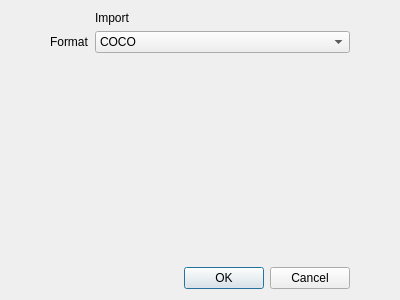
Above: src/core/importdialog.ui from OceanEye-Project/OceanEye-QT before the change. Below: the same form after it.
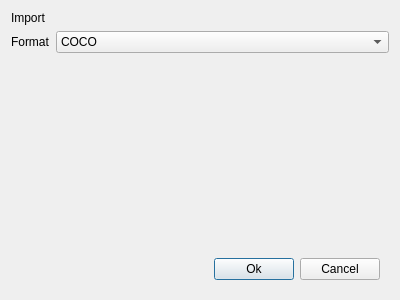
That is the form after the change.

What changed in the file:
```diff
--- a/src/core/importdialog.ui
+++ b/src/core/importdialog.ui
@@ -13,41 +13,31 @@
   <property name="windowTitle">
    <string>Export</string>
   </property>
-  <layout class="QFormLayout" name="formLayout">
-   <property name="fieldGrowthPolicy">
-    <enum>QFormLayout::FieldGrowthPolicy::ExpandingFieldsGrow</enum>
-   </property>
-   <property name="leftMargin">
-    <number>50</number>
-   </property>
-   <property name="rightMargin">
-    <number>50</number>
-   </property>
-   <item row="0" column="1">
-    <widget class="QLabel" name="exportCount">
+  <layout class="QVBoxLayout" name="verticalLayout">
+   <item>
+    <widget class="QLabel" name="label">
+     <property name="sizePolicy">
+      <sizepolicy hsizetype="Preferred" vsizetype="Fixed">
+       <horstretch>0</horstretch>
+       <verstretch>0</verstretch>
+      </sizepolicy>
+     </property>
      <property name="text">
       <string>Import</string>
      </property>
     </widget>
    </item>
-   <item row="1" column="0">
-    <widget class="QLabel" name="label_2">
+   <item>
+    <layout class="QFormLayout" name="formLayout">
+     <item row="0" column="0">
+      <widget class="QLabel" name="formatLabel">
      <property name="text">
       <string>Format</string>
      </property>
-     <property name="buddy">
-      <cstring>formatCombo</cstring>
-     </property>
-    </widget>
-   </item>
-   <item row="1" column="1">
+      </widget>
+     </item>
+     <item row="0" column="1">
     <widget class="QComboBox" name="formatCombo">
-     <property name="sizePolicy">
-      <sizepolicy hsizetype="Expanding" vsizetype="Fixed">
-       <horstretch>1</horstretch>
-       <verstretch>0</verstretch>
-      </sizepolicy>
-     </property>
      <item>
       <property name="text">
        <string>COCO</string>
@@ -55,20 +45,16 @@
      </item>
     </widget>
    </item>
-   <item row="3" column="1">
-    <spacer name="verticalSpacer">
-     <property name="orientation">
-      <enum>Qt::Orientation::Vertical</enum>
-     </property>
-     <property name="sizeHint" stdset="0">
-      <size>
-       <width>20</width>
-       <height>40</height>
-      </size>
-     </property>
-    </spacer>
+    </layout>
    </item>
-   <item row="4" column="1">
+   <item>
+    <widget class="QWidget" name="widget" native="true">
+     <property name="sizePolicy">
+      <sizepolicy hsizetype="Preferred" vsizetype="Fixed">
+       <horstretch>0</horstretch>
+       <verstretch>0</verstretch>
+      </sizepolicy>
+     </property>
     <layout class="QHBoxLayout" name="horizontalLayout">
      <item>
       <spacer name="horizontalSpacer">
@@ -86,7 +72,7 @@
      <item>
       <widget class="QPushButton" name="okBtn">
        <property name="text">
-        <string>OK</string>
+         <string>Ok</string>
        </property>
       </widget>
      </item>
@@ -98,6 +84,7 @@
       </widget>
      </item>
     </layout>
+    </widget>
    </item>
   </layout>
  </widget>
```
Left out of the diff: 6 changed lines with no effect on the pictures. Lines whose indentation alone changed are shown as unchanged.
